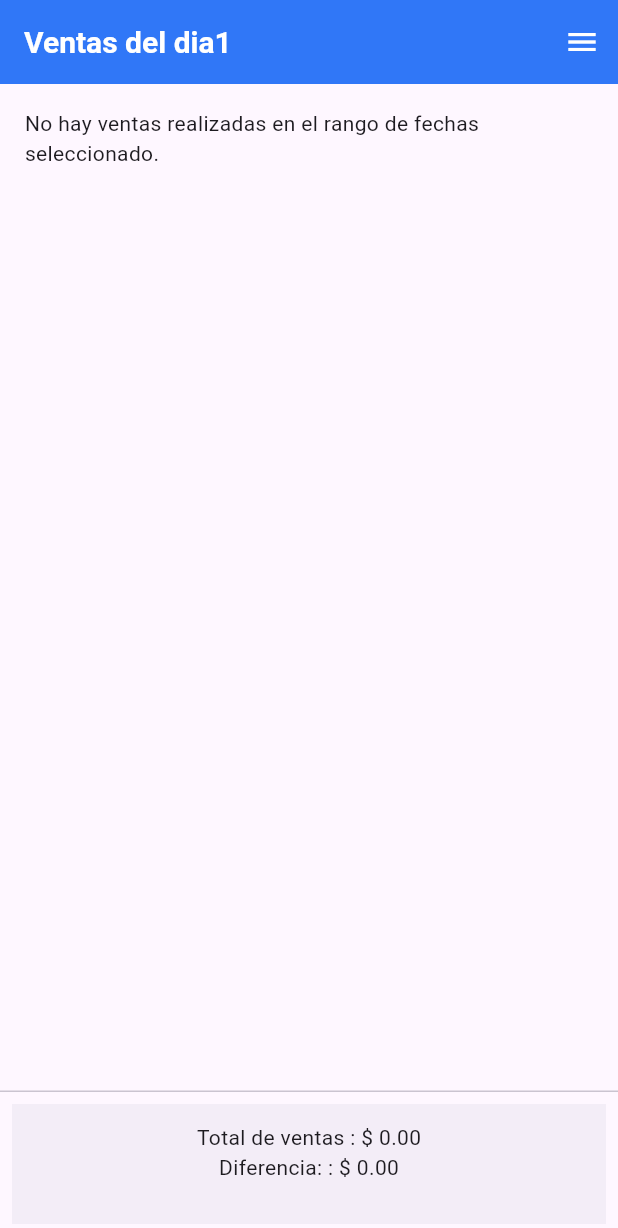
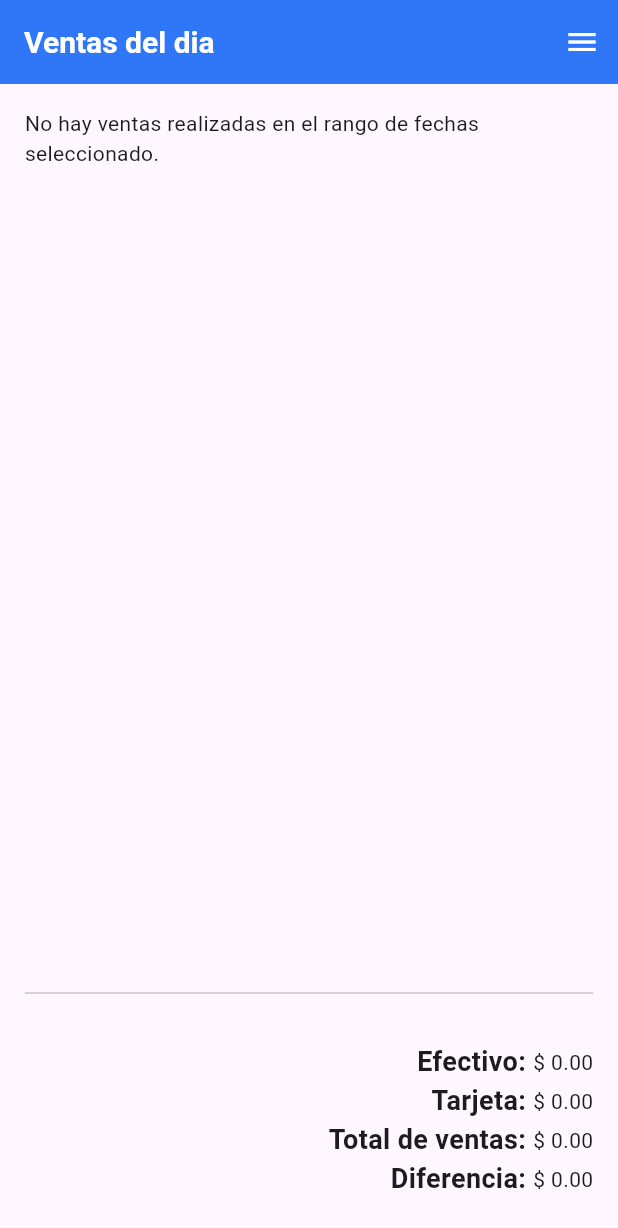
Before and after one commit to jcesarcr014/vende_facil_app, a Flutter app: the HistorialEmpleadoScreen screen opened directly with empty values, on a phone screen of 412 x 824 dp. Shown: the top 1228 px of the screen. Run offline on Flutter 3.47's test engine with Material 3 defaults, Android fonts, the phone set to English and light mode, and no system bars; our stand-ins replace dropdown_search, image_picker, internet_connection_checker, open_file, shared_preferences, sqflite; missing offline and left inert: mime_type, openpay_bbva, qr_mobile_vision, syncfusion_flutter_pdf; accounts and stored records are empty; network calls fail.

Commit message:
Cambio de diseño

```diff
--- a/lib/screens/ventas/historial_empleados_screen.dart
+++ b/lib/screens/ventas/historial_empleados_screen.dart
@@ -43,6 +43,8 @@ class _HistorialEmpleadoScreenState extends State<HistorialEmpleadoScreen> {
   final abonoProvider = AbonoProvider();
 
   final negocioProvider = NegocioProvider();
+  double efectivo = 0;
+  double tarjeta = 0;
 
   @override
   void initState() {
@@ -66,6 +68,8 @@ class _HistorialEmpleadoScreenState extends State<HistorialEmpleadoScreen> {
     await reportesProvider.reporteEmpleado(formattedStartDate, formattedStartDate, sesion.idSucursal.toString(), sesion.idUsuario.toString());
     for (final venta in listaVentas) {
       totalVentas += venta.total!;
+      efectivo += venta.importeEfectivo!;
+      tarjeta += venta.importeTarjeta!;
     }
     setState(() {});
   }
@@ -88,7 +92,7 @@ class _HistorialEmpleadoScreenState extends State<HistorialEmpleadoScreen> {
       },
       child: Scaffold(
         appBar: AppBar(
-          title: const Text('Ventas del dia1'),
+          title: const Text('Ventas del dia'),
           automaticallyImplyLeading: false,
           actions: [
             IconButton(
@@ -123,25 +127,47 @@ class _HistorialEmpleadoScreenState extends State<HistorialEmpleadoScreen> {
                         child: _listaVentas(),
                       ),
                     ),
+                    const Divider(),
+                    const SizedBox(height: 25,),
+                    SizedBox(
+                      width: double.infinity,
+                      child: Column(
+                        children: [
+                          Row(
+                            mainAxisAlignment: MainAxisAlignment.end,
+                            children: [
+                              Text('Efectivo: ', style: TextStyle(fontSize: 18, fontWeight: FontWeight.bold),),
+                              Text('\$ ${efectivo.toStringAsFixed(2)}')
+                            ],
+                          ),
+                          Row(
+                            mainAxisAlignment: MainAxisAlignment.end,
+                            children: [
+                              Text('Tarjeta: ', style: TextStyle(fontSize: 18, fontWeight: FontWeight.bold)),
+                              Text('\$ ${tarjeta.toStringAsFixed(2)}')
+                            ],
+                          ),
+                          Row(
+                            mainAxisAlignment: MainAxisAlignment.end,
+                            children: [
+                              Text('Total de ventas: ', style: TextStyle(fontSize: 18, fontWeight: FontWeight.bold)),
+                              Text('\$ ${totalVentas.toStringAsFixed(2)}')
+                            ],
+                          ),
+                          Row(
+                            mainAxisAlignment: MainAxisAlignment.end,
+                            children: [
+                              Text('Diferencia: ', style: TextStyle(fontSize: 18, fontWeight: FontWeight.bold)),
+                              Text('\$ ${diferencia.toStringAsFixed(2)}')
+                            ],
+                          )
+                        ],
+                      ),
+                    ),
+                    const SizedBox(height: 25,),
                   ],
                 ),
-              ),
-        persistentFooterButtons: [
-          BottomAppBar(
-            child: SizedBox(
-              height: 50,
-              child: Center(
-                child: Column(
-                  children: [
-                    Text('Total de ventas : \$ ${totalVentas.toStringAsFixed(2)}'),
-
-                    Text('Diferencia: : \$ ${diferencia.toStringAsFixed(2)}')
-                  ],
-                ),
-              ),
-            ),
-          ),
-        ],
+              )
       ),
     );
   }
```
